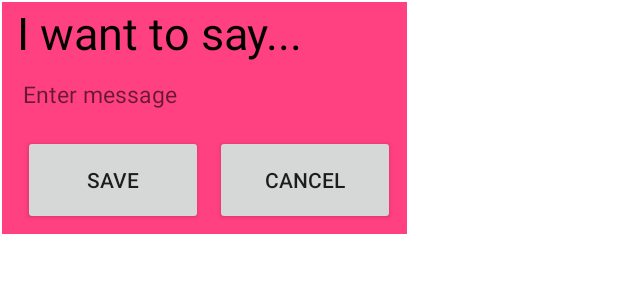
After one commit to jstl1025/MessageBoard, an Android app: the layout customize_text_popup.xml on its own in the app's theme, with its tools: preview values and no code run, on a phone screen of 412 x 824 dp. The commit adds this screen. Shown: the top 300 px of the screen. Run offline under Robolectric (Android 15) with nearby library versions, the phone set to English and light mode, and no system bars.

Commit message:
Set floatingActionMenu onClick event and add customize txt popup window

```diff
--- /dev/null
+++ b/app/src/main/res/layout/customize_text_popup.xml
@@ -0,0 +1,74 @@
+<?xml version="1.0" encoding="utf-8"?>
+<LinearLayout xmlns:android="http://schemas.android.com/apk/res/android"
+    android:layout_width="fill_parent"
+    android:layout_height="fill_parent"
+    android:orientation="vertical"
+    android:background="@android:color/background_light">
+
+    <LinearLayout
+        android:layout_width="wrap_content"
+        android:layout_height="wrap_content"
+        android:orientation="vertical"
+        android:layout_margin="1dp"
+        android:background="@color/colorAccent"
+        android:id="@+id/pop_up"
+        >
+
+
+        <TextView
+            android:id="@+id/header"
+            android:layout_width="fill_parent"
+            android:layout_height="wrap_content"
+            android:text="I want to say..."
+            android:textSize="30sp"
+            android:maxLength="20"
+            android:maxLines="1"
+            android:layout_marginStart="10dp"
+            android:layout_marginEnd="10dp"
+            android:inputType="text"
+            android:textColor="#000000"
+            />
+
+
+
+
+        <EditText
+            android:id="@+id/txt_message"
+            android:layout_width="250dp"
+            android:layout_height="wrap_content"
+            android:textSize="15sp"
+            android:maxLength="20"
+            android:maxLines="1"
+            android:layout_marginStart="10dp"
+            android:layout_marginEnd="10dp"
+            android:inputType="text"
+            android:hint="Enter message"
+            android:textColor="#000000"
+            />
+        <RelativeLayout
+            xmlns:android="http://schemas.android.com/apk/res/android"
+            android:layout_width="wrap_content"
+            android:layout_height="wrap_content"
+            android:descendantFocusability="blocksDescendants"
+            android:padding="6dp">
+            <Button
+                android:id="@+id/save"
+                android:layout_width="120dp"
+                android:layout_height="60dp"
+                android:text="Save"
+                android:layout_marginStart="8dp"
+                android:layout_marginEnd="8dp"
+                />
+
+            <Button
+                android:id="@+id/cancel"
+                android:layout_width="120dp"
+                android:layout_height="60dp"
+                android:text="Cancel"
+                android:layout_toRightOf="@+id/save"
+                />
+        </RelativeLayout>
+
+
+    </LinearLayout>
+</LinearLayout>
```
Also changed, not shown: app/src/main/java/com/prototype/messageboard/CustomizeActivity.java (+38 -5 lines), app/src/main/java/com/prototype/messageboard/CustomizeTxtPopup.java (added, +51 -0 lines), app/src/main/res/values/ids.xml (added, +8 -0 lines).
